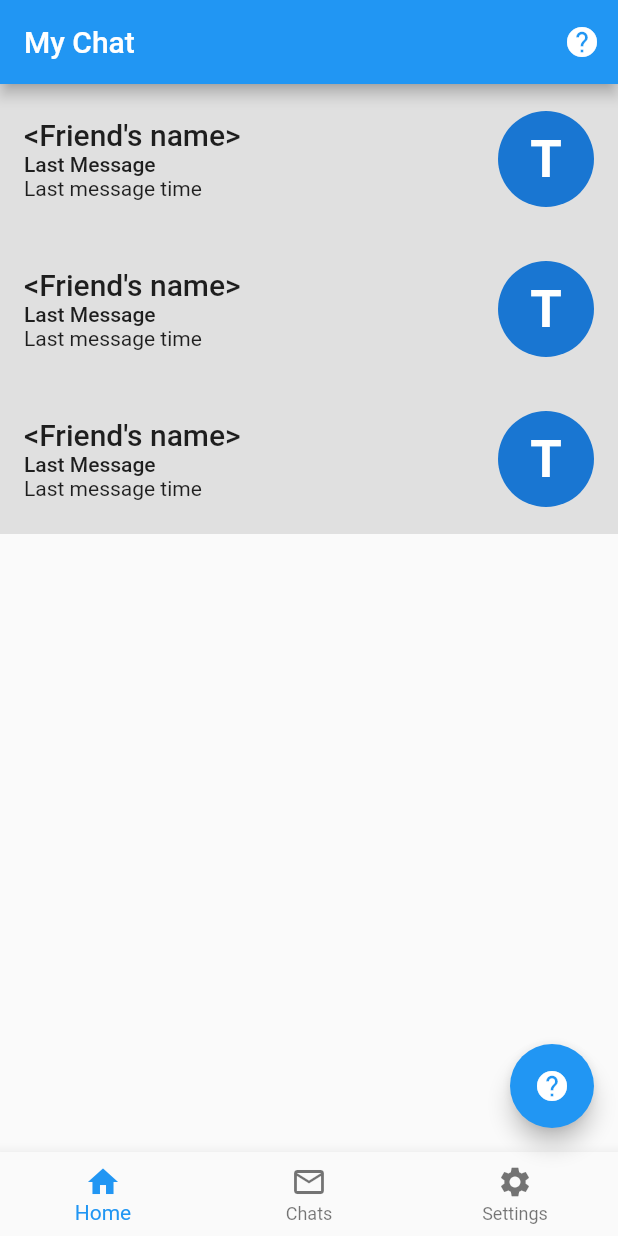
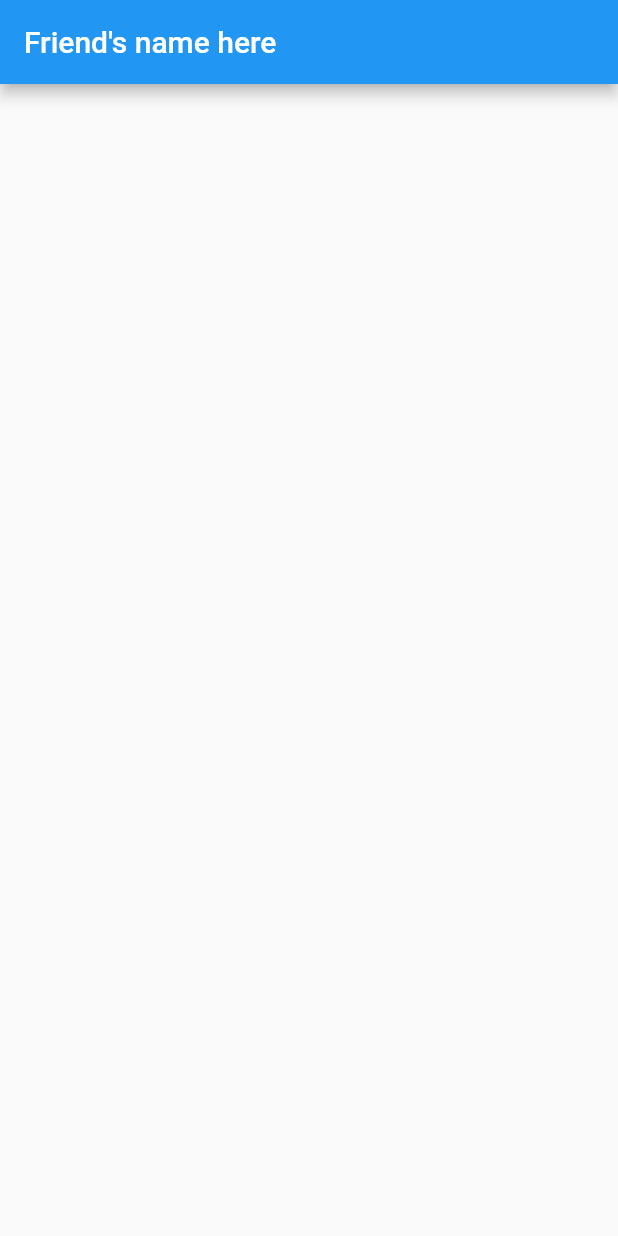
Before and after one commit to Lincxx/Flutter-MyChat-App, a Flutter app: the screen it shows after launch, on a phone screen of 412 x 824 dp. Run offline on Flutter 3.47's test engine with Material 2 defaults, Android fonts, the phone set to English and light mode, and no system bars.

Commit message:
Added in a chat view

```diff
--- /dev/null
+++ b/lib/chat_view.dart
@@ -0,0 +1,17 @@
+import 'package:flutter/material.dart';
+
+class ChatView extends StatefulWidget {
+  @override
+  _ChatViewState createState() => _ChatViewState();
+}
+
+class _ChatViewState extends State<ChatView> {
+  @override
+  Widget build(BuildContext context) {
+    return Scaffold(
+      appBar: AppBar(
+        title: Text("Friend's name here"),
+      ),
+    );
+  }
+}
--- a/lib/scaffold.dart
+++ b/lib/scaffold.dart
@@ -1,4 +1,5 @@
 import 'package:chat_app/chat_head.dart';
+import 'package:chat_app/chat_view.dart';
 import 'package:flutter/material.dart';
 
 class MyChatApp extends StatefulWidget {
@@ -11,55 +12,57 @@ class _MyChatAppState extends State<MyChatApp> {
   @override
   Widget build(BuildContext context) {
     return MaterialApp(
-      home: Scaffold(
-        appBar: AppBar(
-          title: Text("My Chat"),
-          actions: <Widget>[
-            IconButton(
-              icon: Icon(Icons.help),
-              onPressed: () {
-                print('button was pressed');
-              },
-            )
-          ],
-        ),
-        body: ListView(
-          children: <Widget>[
-            ChatHead(),
-            ChatHead(),
-            ChatHead(),
-          ],
-        ),
-        bottomNavigationBar: BottomNavigationBar(
-          currentIndex: _currentIndex,
-          items: <BottomNavigationBarItem>[
-            BottomNavigationBarItem(
-              icon: Icon(Icons.home),
-              title: Text('Home'),
-            ),
-            BottomNavigationBarItem(
-              icon: Icon(Icons.mail_outline),
-              title: Text('Chats'),
-            ),
-            BottomNavigationBarItem(
-              icon: Icon(Icons.settings),
-              title: Text('Settings'),
-            ),
-          ],
-          onTap: (int index) {
-            print('index is $index');
-            setState(() {
-              _currentIndex = index;
-            });
-          },
-        ),
-        floatingActionButton: FloatingActionButton(
-          onPressed: () {
-            print('FAB was pressed');
-          },
-          child: Icon(Icons.help),
-        ),
-      ),
-    );
+        // home: Scaffold(
+        //   appBar: AppBar(
+        //     title: Text("My Chat"),
+        //     actions: <Widget>[
+        //       IconButton(
+        //         icon: Icon(Icons.help),
+        //         onPressed: () {
+        //           print('button was pressed');
+        //         },
+        //       )
+        //     ],
+        //   ),
+        //   body: ListView(
+        //     children: <Widget>[
+        //       ChatHead(),
+        //       ChatHead(),
+        //       ChatHead(),
+        //     ],
+        //   ),
+        //   bottomNavigationBar: BottomNavigationBar(
+        //     currentIndex: _currentIndex,
+        //     items: <BottomNavigationBarItem>[
+        //       BottomNavigationBarItem(
+        //         icon: Icon(Icons.home),
+        //         title: Text('Home'),
+        //       ),
+        //       BottomNavigationBarItem(
+        //         icon: Icon(Icons.mail_outline),
+        //         title: Text('Chats'),
+        //       ),
+        //       BottomNavigationBarItem(
+        //         icon: Icon(Icons.settings),
+        //         title: Text('Settings'),
+        //       ),
+        //     ],
+        //     onTap: (int index) {
+        //       print('index is $index');
+        //       setState(() {
+        //         _currentIndex = index;
+        //       });
+        //     },
+        //   ),
+
+        // floatingActionButton: FloatingActionButton(
+        //   onPressed: () {
+        //     print('FAB was pressed');
+        //   },
+        //   child: Icon(Icons.help),
+        // ),
+
+        //),
+        home: ChatView());
   }
 }
```
